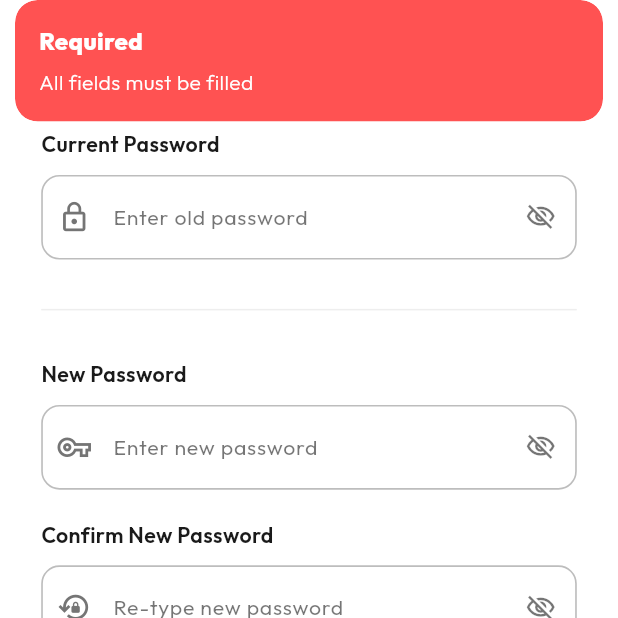
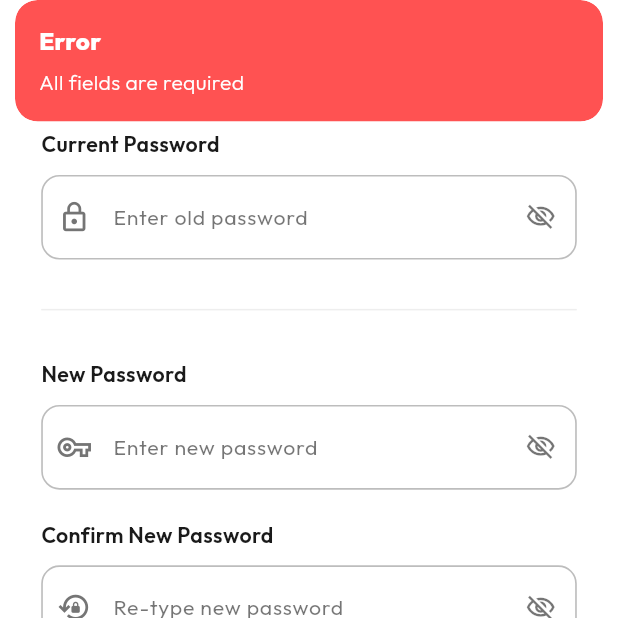
Before and after one commit to Nurujjaman329/the_noire_hub_v1, a Flutter app: the ChangePasswordScreen screen opened by its route, after a tap on "Update Password", on a phone screen of 412 x 824 dp, the top half of it. Run offline on Flutter 3.47's test engine with Material 3 defaults, Android fonts, the phone set to English and light mode, and no system bars; our stand-ins replace cached_network_image, connectivity_plus, dio, fl_chart, flutter_screenutil, flutter_spinkit and 11 more; accounts and stored records are empty.

Commit message:
feat : add change password part done

```diff
--- a/lib/core/constants/api_constants.dart
+++ b/lib/core/constants/api_constants.dart
@@ -18,6 +18,7 @@ class ApiConstants {
   static const String resendOtp = "auth/resend-otp";
   static const String verifyMail = "auth/forgot-password";
   static const String resetPassword = "auth/reset-password";
+  static const String changePassword = "auth/change-password";
 
   //customer
 
--- a/lib/core/routes/app_pages.dart
+++ b/lib/core/routes/app_pages.dart
@@ -4,6 +4,7 @@ import 'package:the_noire_hub_v1/core/constants/route_constants.dart';
 import 'package:the_noire_hub_v1/features/authentication/gmailVerification/presentation/bindings/gmail_verification_bindings.dart';
 import 'package:the_noire_hub_v1/features/authentication/registration/presentation/bindings/registration_bindings.dart';
 import 'package:the_noire_hub_v1/features/authentication/resetPassword/presentation/bindings/reset_password_bindings.dart';
+import 'package:the_noire_hub_v1/features/common/changePassword/presentation/bindings/change_password_bindings.dart';
 import '../../features/authentication/gmailVerification/presentation/screen/gmail_verification_screen.dart';
 import '../../features/authentication/login/presentation/bindings/login_binding.dart';
 import '../../features/authentication/login/presentation/screen/login_screen.dart';
@@ -296,6 +297,7 @@ class AppPages {
     GetPage(
       name: RouteConstants.changePassword,
       page: () => const ChangePasswordScreen(),
+      binding: ChangePasswordBinding(),
       transition: Transition.cupertino,
     ),
     GetPage(
--- /dev/null
+++ b/lib/features/common/changePassword/data/change_password_service.dart
@@ -0,0 +1,33 @@
+import '../../../../core/api/api_client.dart';
+import '../../../../core/constants/api_constants.dart';
+
+class ChangePasswordService {
+  final ApiClient _apiClient;
+
+  ChangePasswordService(this._apiClient);
+
+  Future<bool> changePassword({
+    required String oldPassword,
+    required String newPassword,
+  }) async {
+    try {
+      final response = await _apiClient.postJson(
+        ApiConstants.changePassword,
+        data: {
+          'oldPassword': oldPassword,
+          'newPassword': newPassword,
+        },
+      );
+
+      if (response.statusCode == 200) {
+        return true;
+      } else {
+        // Grab the backend message: e.g., "The current password you entered is incorrect"
+        throw response.data['message'] ?? 'Failed to update password';
+      }
+    } catch (e) {
+      // Re-throwing so the controller's catch block handles the specific AppException
+      rethrow;
+    }
+  }
+}
--- /dev/null
+++ b/lib/features/common/changePassword/presentation/bindings/change_password_bindings.dart
@@ -0,0 +1,18 @@
+
+
+import 'package:get/get.dart';
+
+import '../../../../../core/api/api_client.dart';
+import '../../data/change_password_service.dart';
+import '../controller/change_password_controller.dart';
+
+class ChangePasswordBinding extends Bindings {
+  @override
+  void dependencies() {
+    // Inject Service
+    Get.lazyPut<ChangePasswordService>(() => ChangePasswordService(Get.find<ApiClient>()));
+
+    // Inject Controller
+    Get.lazyPut<ChangePasswordController>(() => ChangePasswordController(Get.find<ChangePasswordService>()));
+  }
+}
--- /dev/null
+++ b/lib/features/common/changePassword/presentation/controller/change_password_controller.dart
@@ -0,0 +1,96 @@
+import 'package:flutter/material.dart';
+import 'package:get/get.dart';
+import '../../data/change_password_service.dart';
+
+class ChangePasswordController extends GetxController {
+  final ChangePasswordService _service;
+  ChangePasswordController(this._service);
+
+  final oldPasswordController = TextEditingController();
+  final newPasswordController = TextEditingController();
+  final confirmPasswordController = TextEditingController();
+
+  var isLoading = false.obs;
+  var isOldVisible = false.obs;
+  var isNewVisible = false.obs;
+  var isConfirmVisible = false.obs;
+
+  void toggleOldVisibility() => isOldVisible.toggle();
+  void toggleNewVisibility() => isNewVisible.toggle();
+  void toggleConfirmVisibility() => isConfirmVisible.toggle();
+
+  Future<void> handleChangePassword() async {
+    final oldPass = oldPasswordController.text.trim();
+    final newPass = newPasswordController.text.trim();
+    final confirmPass = confirmPasswordController.text.trim();
+
+    // Basic Validations
+    if (oldPass.isEmpty || newPass.isEmpty || confirmPass.isEmpty) {
+      Get.snackbar("Error", "All fields are required",
+          backgroundColor: Colors.redAccent, colorText: Colors.white);
+      return;
+    }
+
+    if (newPass != confirmPass) {
+      Get.snackbar("Mismatch", "New passwords do not match",
+          backgroundColor: Colors.redAccent, colorText: Colors.white);
+      return;
+    }
+
+    isLoading.value = true;
+    try {
+      final success = await _service.changePassword(
+        oldPassword: oldPass,
+        newPassword: newPass,
+      );
+
+      if (success) {
+        Get.back();
+        // 1. Show the snackbar first
+        Get.snackbar(
+          "Success",
+          "Your password has been changed.",
+          backgroundColor: const Color(0xFFD9E8B9),
+          colorText: const Color(0xFF1B3022),
+          snackPosition: SnackPosition.BOTTOM,
+          duration: const Duration(seconds: 2), // Ensure it has a set duration
+        );
+
+        // 2. Clear fields
+        oldPasswordController.clear();
+        newPasswordController.clear();
+        confirmPasswordController.clear();
+
+        // Future.delayed(const Duration(milliseconds: 500), () {
+        //   if (Get.isOverlaysOpen) Get.back();
+        //   Get.back(); // Go back to settings
+        // });
+      }
+    } catch (e) {
+      // CLEANING LOGIC: Removes "Exception:", "ServerException:", etc.
+      String errorMsg = e.toString()
+          .replaceAll(RegExp(r'^[a-zA-Z]*Exception.*:\s*'), '')
+          .replaceAll(RegExp(r'^\(\d+\):\s*'), '')
+          .trim();
+
+      Get.snackbar(
+        "Update Failed",
+        errorMsg, // e.g., "Current password is wrong"
+        backgroundColor: Colors.redAccent,
+        colorText: Colors.white,
+        snackPosition: SnackPosition.BOTTOM,
+        icon: const Icon(Icons.error_outline, color: Colors.white),
+      );
+    } finally {
+      isLoading.value = false;
+    }
+  }
+
+  @override
+  void onClose() {
+    oldPasswordController.dispose();
+    newPasswordController.dispose();
+    confirmPasswordController.dispose();
+    super.onClose();
+  }
+}
--- a/lib/features/common/changePassword/presentation/screen/change_password_screen.dart
+++ b/lib/features/common/changePassword/presentation/screen/change_password_screen.dart
@@ -6,19 +6,10 @@ import '../../../../../core/constants/app_colors.dart';
 import '../../../../../core/widgets/custom_button.dart';
 import '../../../../../core/widgets/custom_text.dart';
 import '../../../../../core/widgets/custom_text_field.dart';
+import '../controller/change_password_controller.dart';
 
-class ChangePasswordScreen extends StatefulWidget {
+class ChangePasswordScreen extends GetView<ChangePasswordController> {
   const ChangePasswordScreen({super.key});
-
-  @override
-  State<ChangePasswordScreen> createState() => _ChangePasswordScreenState();
-}
-
-class _ChangePasswordScreenState extends State<ChangePasswordScreen> {
-  final TextEditingController oldPasswordController = TextEditingController();
-  final TextEditingController newPasswordController = TextEditingController();
-  final TextEditingController confirmPasswordController = TextEditingController();
-  bool isLoading = false;
 
   @override
   Widget build(BuildContext context) {
@@ -27,7 +18,11 @@ class _ChangePasswordScreenState extends State<ChangePasswordScreen> {
       appBar: AppBar(
         backgroundColor: Colors.transparent,
         elevation: 0,
-        title: CustomText(text: "Change Password", fontSize: 18.sp, fontWeight: FontWeight.bold),
+        title: CustomText(
+            text: "Change Password",
+            fontSize: 18.sp,
+            fontWeight: FontWeight.bold
+        ),
         centerTitle: true,
         leading: IconButton(
           icon: Icon(Icons.arrow_back_ios_new, color: AppColors.background, size: 20.sp),
@@ -50,12 +45,19 @@ class _ChangePasswordScreenState extends State<ChangePasswordScreen> {
                   fontWeight: FontWeight.w600,
                   bottom: 10.h,
                 ),
-                CustomTextField(
-                  controller: oldPasswordController,
+                Obx(() => CustomTextField(
+                  controller: controller.oldPasswordController,
                   labelText: "Enter old password",
                   prefixIcon: Icons.lock_outline,
-                  isPassword: true,
-                ),
+                  isPassword: !controller.isOldVisible.value,
+                  suffixIcons: IconButton(
+                    icon: Icon(
+                      controller.isOldVisible.value ? Icons.visibility : Icons.visibility_off,
+                      size: 20.sp,
+                    ),
+                    onPressed: () => controller.toggleOldVisibility(),
+                  ),
+                )),
 
                 SizedBox(height: 25.h),
                 Divider(color: Colors.grey.shade200),
@@ -68,12 +70,19 @@ class _ChangePasswordScreenState extends State<ChangePasswordScreen> {
                   fontWeight: FontWeight.w600,
                   bottom: 10.h,
                 ),
-                CustomTextField(
-                  controller: newPasswordController,
+                Obx(() => CustomTextField(
+                  controller: controller.newPasswordController,
                   labelText: "Enter new password",
                   prefixIcon: Icons.vpn_key_outlined,
-                  isPassword: true,
-                ),
+                  isPassword: !controller.isNewVisible.value,
+                  suffixIcons: IconButton(
+                    icon: Icon(
+                      controller.isNewVisible.value ? Icons.visibility : Icons.visibility_off,
+                      size: 20.sp,
+                    ),
+                    onPressed: () => controller.toggleNewVisibility(),
+                  ),
+                )),
 
                 SizedBox(height: 20.h),
 
@@ -84,22 +93,29 @@ class _ChangePasswordScreenState extends State<ChangePasswordScreen> {
                   fontWeight: FontWeight.w600,
                   bottom: 10.h,
                 ),
-                CustomTextField(
-                  controller: confirmPasswordController,
+                Obx(() => CustomTextField(
+                  controller: controller.confirmPasswordController,
                   labelText: "Re-type new password",
                   prefixIcon: Icons.lock_reset_outlined,
-                  isPassword: true,
-                ),
+                  isPassword: !controller.isConfirmVisible.value,
+                  suffixIcons: IconButton(
+                    icon: Icon(
+                      controller.isConfirmVisible.value ? Icons.visibility : Icons.visibility_off,
+                      size: 20.sp,
+                    ),
+                    onPressed: () => controller.toggleConfirmVisibility(),
+                  ),
+                )),
 
                 SizedBox(height: 40.h),
 
-                // 4. Update Button
-                CustomButton(
+                // 4. Update Button (Reactive)
+                Obx(() => CustomButton(
                   text: "Update Password",
-                  color: const Color(0xFF1B3022), // Dark Forest Green
-                  loading: isLoading,
-                  onTap: () => _handleChangePassword(),
-                ),
+                  color: const Color(0xFF1B3022),
+                  loading: controller.isLoading.value,
+                  onTap: () => controller.handleChangePassword(),
+                )),
 
                 SizedBox(height: 20.h),
 
@@ -118,43 +134,4 @@ class _ChangePasswordScreenState extends State<ChangePasswordScreen> {
       ),
     );
   }
-
-  void _handleChangePassword() {
-    String oldPass = oldPasswordController.text.trim();
-    String newPass = newPasswordController.text.trim();
-    String confirmPass = confirmPasswordController.text.trim();
-
-    // Validation logic
-    if (oldPass.isEmpty || newPass.isEmpty || confirmPass.isEmpty) {
-      Get.snackbar("Required", "All fields must be filled", backgroundColor: Colors.redAccent, colorText: Colors.white);
-      return;
-    }
-
-    if (newPass != confirmPass) {
-      Get.snackbar("Error", "New passwords do not match", backgroundColor: Colors.orangeAccent, colorText: Colors.white);
-      return;
-    }
-
-    if (oldPass == newPass) {
-      Get.snackbar("No Change", "New password cannot be the same as the old one", backgroundColor: Colors.blueAccent, colorText: Colors.white);
-      return;
-    }
-
-    setState(() => isLoading = true);
-
-    // Simulate API process
-    Future.delayed(const Duration(seconds: 2), () {
-      setState(() => isLoading = false);
-
-      Get.back(); // Return to Profile/Settings
-
-      Get.snackbar(
-        "Success",
-        "Password updated successfully",
-        backgroundColor: const Color(0xFFD9E8B9),
-        colorText: const Color(0xFF1B3022),
-        snackPosition: SnackPosition.BOTTOM,
-      );
-    });
-  }
 }
```
